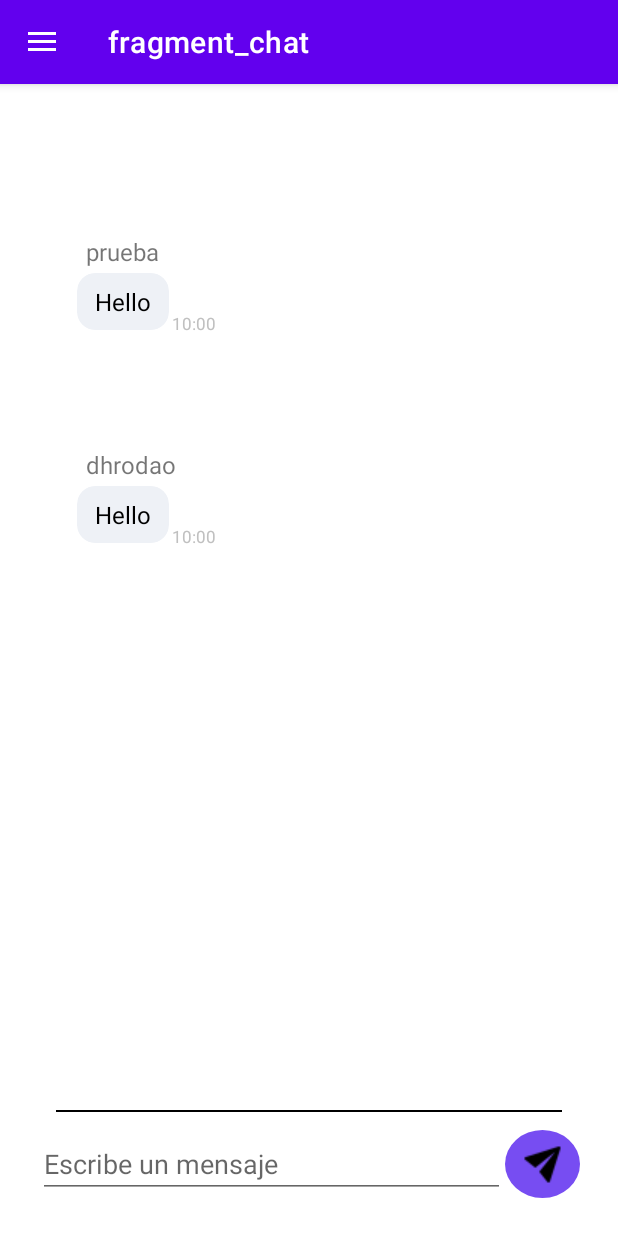
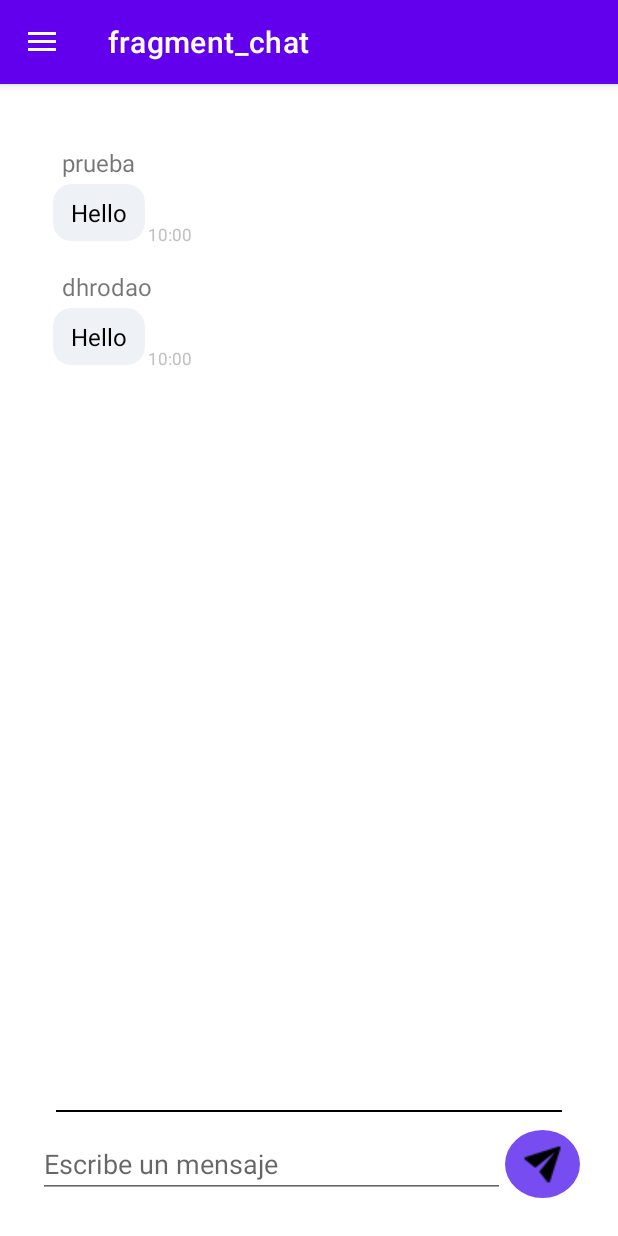
Before and after one commit to dhrodao/Android-Shop-App, an Android app: the ChatFragment screen opened through its navigation route, on a phone screen of 412 x 824 dp. Run offline under Robolectric (Android 15) with nearby library versions, the phone set to English and light mode, and no system bars; our stand-ins replace data binding, navigation-ui.

Commit message:
Created Sent Messages Fragment

```diff
--- a/app/src/main/java/com/dhrodao/androidshop/main/MainActivity.kt
+++ b/app/src/main/java/com/dhrodao/androidshop/main/MainActivity.kt
@@ -48,7 +48,7 @@ open class MainActivity : AppCompatActivity() {
 
         // Create a new Builder
         val builder = AppBarConfiguration.Builder(setOf(R.id.fruitShopFragment,
-            R.id.landingFragment, R.id.chatFragment))
+            R.id.landingFragment, R.id.chatFragment, R.id.sentMessagesFragment))
 
         val drawerLayout = findViewById<DrawerLayout>(R.id.drawer_layout)
         builder.setOpenableLayout(drawerLayout)
--- a/app/src/main/res/layout/received_chat_message.xml
+++ b/app/src/main/res/layout/received_chat_message.xml
@@ -7,36 +7,13 @@
     android:layout_marginTop="16dp">
 
     <TextView
-        android:id="@+id/text_gchat_date_other"
-        android:layout_width="wrap_content"
-        android:layout_height="wrap_content"
-        android:layout_marginTop="32dp"
-        android:paddingStart="8dp"
-        android:paddingTop="4dp"
-        android:paddingEnd="8dp"
-        android:paddingBottom="4dp"
-        android:textColor="#C0C0C0"
-        app:layout_constraintEnd_toEndOf="parent"
-        app:layout_constraintStart_toStartOf="parent"
-        app:layout_constraintTop_toTopOf="parent" />
-
-    <ImageView
-        android:id="@+id/image_gchat_profile_other"
-        android:layout_width="wrap_content"
-        android:layout_height="wrap_content"
-        android:layout_marginStart="16dp"
-        android:contentDescription="@string/message_user_icon"
-        app:layout_constraintStart_toStartOf="parent"
-        app:layout_constraintTop_toBottomOf="@+id/text_gchat_date_other" />
-
-    <TextView
         android:id="@+id/text_gchat_user_other"
         android:layout_width="wrap_content"
         android:layout_height="wrap_content"
         android:layout_marginStart="8dp"
         android:textSize="16sp"
-        app:layout_constraintStart_toEndOf="@+id/image_gchat_profile_other"
-        app:layout_constraintTop_toBottomOf="@+id/text_gchat_date_other" />
+        app:layout_constraintStart_toStartOf="parent"
+        app:layout_constraintTop_toTopOf="parent" />
 
     <androidx.cardview.widget.CardView
         android:id="@+id/card_gchat_message_other"
@@ -47,7 +24,7 @@
         app:cardElevation="0dp"
         app:cardPreventCornerOverlap="false"
         app:cardUseCompatPadding="true"
-        app:layout_constraintStart_toEndOf="@+id/image_gchat_profile_other"
+        app:layout_constraintStart_toStartOf="parent"
         app:layout_constraintTop_toBottomOf="@+id/text_gchat_user_other">
 
         <LinearLayout
--- a/app/src/main/res/menu/toolbar_menu.xml
+++ b/app/src/main/res/menu/toolbar_menu.xml
@@ -23,6 +23,10 @@
                     android:id="@+id/chatFragment"
                     app:showAsAction="ifRoom"
                     android:title="@string/toolbar_chat" />
+                <item
+                    android:id="@+id/sentMessagesFragment"
+                    app:showAsAction="ifRoom"
+                    android:title="@string/toolbar_messages_sent" />
             </group>
         </menu>
     </item>
--- a/app/src/main/res/navigation/nav_graph.xml
+++ b/app/src/main/res/navigation/nav_graph.xml
@@ -15,6 +15,9 @@
         <action
             android:id="@+id/action_landingFragment_to_chatFragment2"
             app:destination="@id/chatFragment" />
+        <action
+            android:id="@+id/action_landingFragment_to_sentMessagesFragment"
+            app:destination="@id/sentMessagesFragment" />
     </fragment>
     <fragment
         android:id="@+id/fruitShopFragment"
@@ -57,4 +60,12 @@
         android:name="com.dhrodao.androidshop.chat.ChatFragment"
         android:label="fragment_chat"
         tools:layout="@layout/fragment_chat" />
+    <fragment
+        android:id="@+id/sentMessagesFragment"
+        android:name="com.dhrodao.androidshop.SentMessagesFragment"
+        android:label="SentMessagesFragment" >
+        <action
+            android:id="@+id/action_sentMessagesFragment_to_landingFragment"
+            app:destination="@id/landingFragment" />
+    </fragment>
 </navigation>
--- a/app/src/main/res/values/strings.xml
+++ b/app/src/main/res/values/strings.xml
@@ -16,12 +16,13 @@
     <string name="default_price">Total: 0 €</string>
     <string name="footer">by Daniel Hervás Rodao</string>
 
-    <!-- Toolbar -->
+    <!-- Toolbar Menu -->
     <string name="toolbar_inicio">Inicio</string>
     <string name="toolbar_fruit_shop">Frutas</string>
     <string name="shop_toolbar">Comprar</string>
     <string name="communications_toolbar">Comunicaciones</string>
     <string name="toolbar_chat">Chat</string>
+    <string name="toolbar_messages_sent">Mensajes enviados</string>
 
     <string name="escaparate_content_description">Escaparate vacío</string>
 
@@ -43,4 +44,6 @@
 
     <!-- Message layouts -->
     <string name="message_user_icon">User Icon</string>
+
+
 </resources>
```
Also changed, not shown: app/src/main/java/com/dhrodao/androidshop/SentMessagesFragment.kt (added, +40 -0 lines), app/src/main/res/layout-land/fragment_sent_messages.xml (added, +14 -0 lines), app/src/main/res/layout/fragment_sent_messages.xml (added, +14 -0 lines), app/src/main/res/layout/sent_chat_message.xml (+1 -14 lines).
